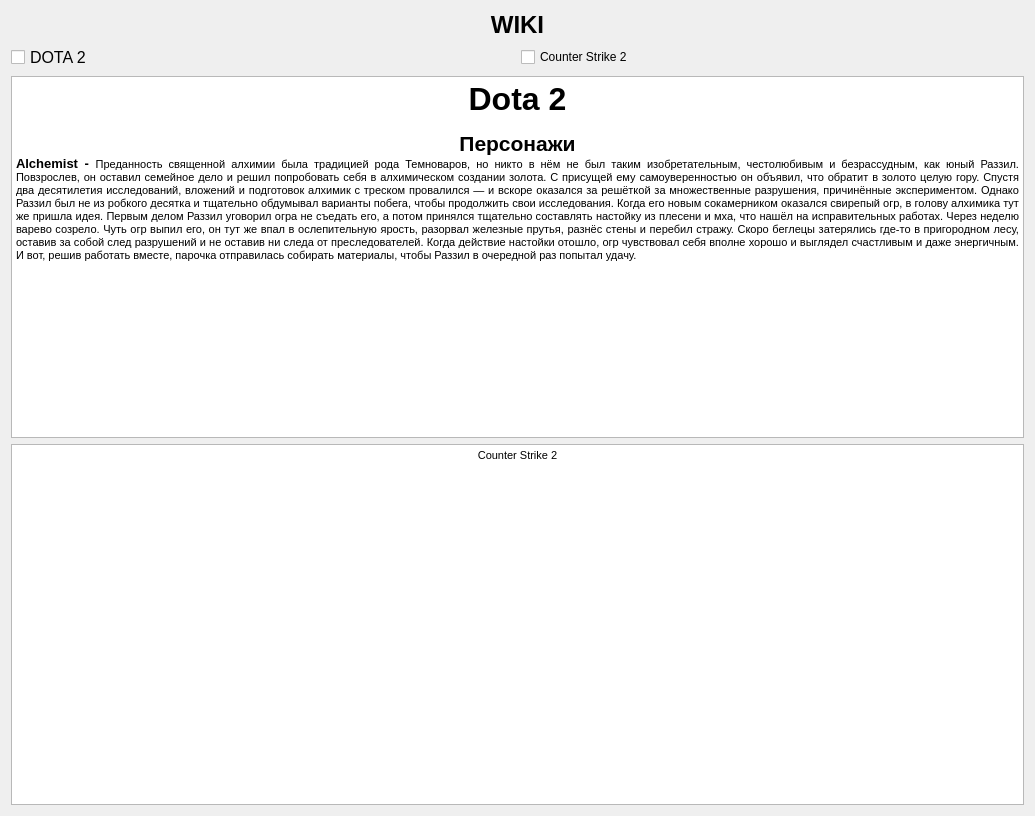
Old version of the form templates/wiki_window.ui in the repository VANT00Z/Game-Helper.
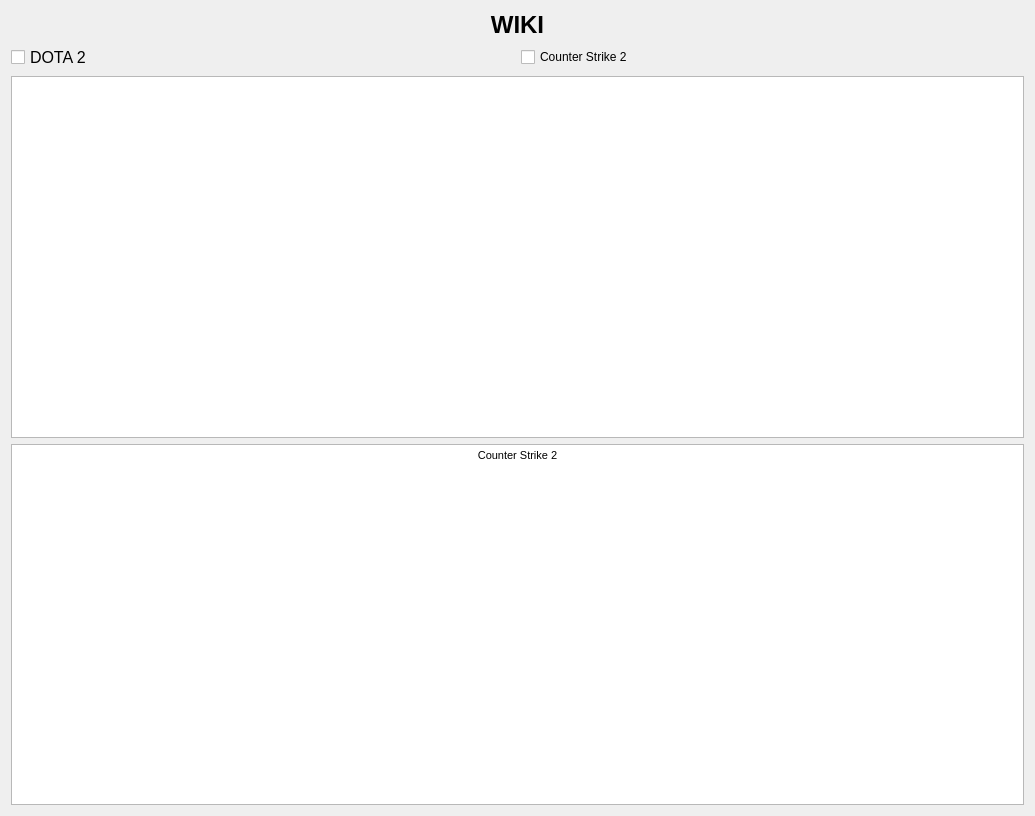
New version of the form.

```diff
--- a/templates/wiki_window.ui
+++ b/templates/wiki_window.ui
@@ -23,10 +23,7 @@
 &lt;html&gt;&lt;head&gt;&lt;meta name=&quot;qrichtext&quot; content=&quot;1&quot; /&gt;&lt;style type=&quot;text/css&quot;&gt;
 p, li { white-space: pre-wrap; }
 &lt;/style&gt;&lt;/head&gt;&lt;body style=&quot; font-family:'MS Shell Dlg 2'; font-size:8.25pt; font-weight:400; font-style:normal;&quot;&gt;
-&lt;p align=&quot;center&quot; style=&quot; margin-top:0px; margin-bottom:0px; margin-left:0px; margin-right:0px; -qt-block-indent:0; text-indent:0px;&quot;&gt;&lt;span style=&quot; font-size:24pt; font-weight:600;&quot;&gt;Dota 2&lt;/span&gt;&lt;/p&gt;
-&lt;p align=&quot;center&quot; style=&quot;-qt-paragraph-type:empty; margin-top:0px; margin-bottom:0px; margin-left:0px; margin-right:0px; -qt-block-indent:0; text-indent:0px;&quot;&gt;&lt;br /&gt;&lt;/p&gt;
-&lt;p align=&quot;center&quot; style=&quot; margin-top:0px; margin-bottom:0px; margin-left:0px; margin-right:0px; -qt-block-indent:0; text-indent:0px;&quot;&gt;&lt;span style=&quot; font-size:16pt; font-weight:600;&quot;&gt;Персонажи&lt;/span&gt;&lt;/p&gt;
-&lt;p align=&quot;justify&quot; style=&quot; margin-top:0px; margin-bottom:0px; margin-left:0px; margin-right:0px; -qt-block-indent:0; text-indent:0px;&quot;&gt;&lt;span style=&quot; font-size:10pt; font-weight:600;&quot;&gt;Alchemist - &lt;/span&gt;&lt;span style=&quot; font-size:8pt;&quot;&gt;Преданность священной алхимии была традицией рода Темноваров, но никто в нём не был таким изобретательным, честолюбивым и безрассудным, как юный Раззил. Повзрослев, он оставил семейное дело и решил попробовать себя в алхимическом создании золота. С присущей ему самоуверенностью он объявил, что обратит в золото целую гору. Спустя два десятилетия исследований, вложений и подготовок алхимик с треском провалился — и вскоре оказался за решёткой за множественные разрушения, причинённые экспериментом. Однако Раззил был не из робкого десятка и тщательно обдумывал варианты побега, чтобы продолжить свои исследования. Когда его новым сокамерником оказался свирепый огр, в голову алхимика тут же пришла идея. Первым делом Раззил уговорил огра не съедать его, а потом принялся тщательно составлять настойку из плесени и мха, что нашёл на исправительных работах. Через неделю варево созрело. Чуть огр выпил его, он тут же впал в ослепительную ярость, разорвал железные прутья, разнёс стены и перебил стражу. Скоро беглецы затерялись где-то в пригородном лесу, оставив за собой след разрушений и не оставив ни следа от преследователей. Когда действие настойки отошло, огр чувствовал себя вполне хорошо и выглядел счастливым и даже энергичным. И вот, решив работать вместе, парочка отправилась собирать материалы, чтобы Раззил в очередной раз попытал удачу.&lt;/span&gt;&lt;/p&gt;&lt;/body&gt;&lt;/html&gt;</string>
+&lt;p align=&quot;justify&quot; style=&quot;-qt-paragraph-type:empty; margin-top:0px; margin-bottom:0px; margin-left:0px; margin-right:0px; -qt-block-indent:0; text-indent:0px;&quot;&gt;&lt;br /&gt;&lt;/p&gt;&lt;/body&gt;&lt;/html&gt;</string>
        </property>
       </widget>
      </item>
```
